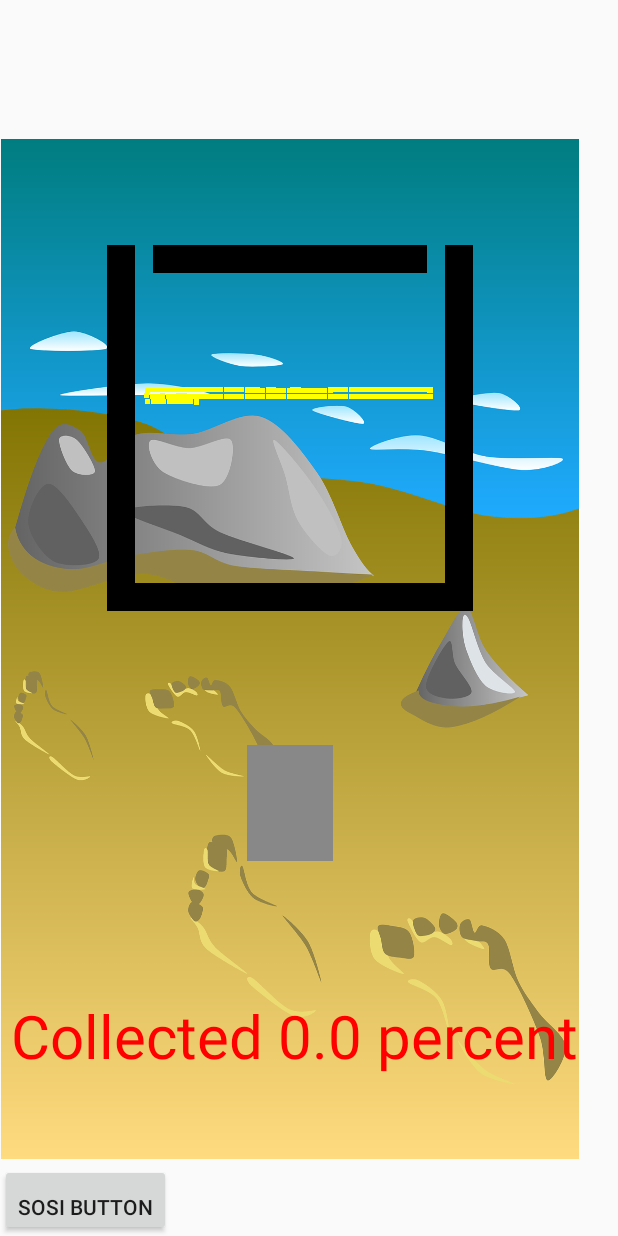
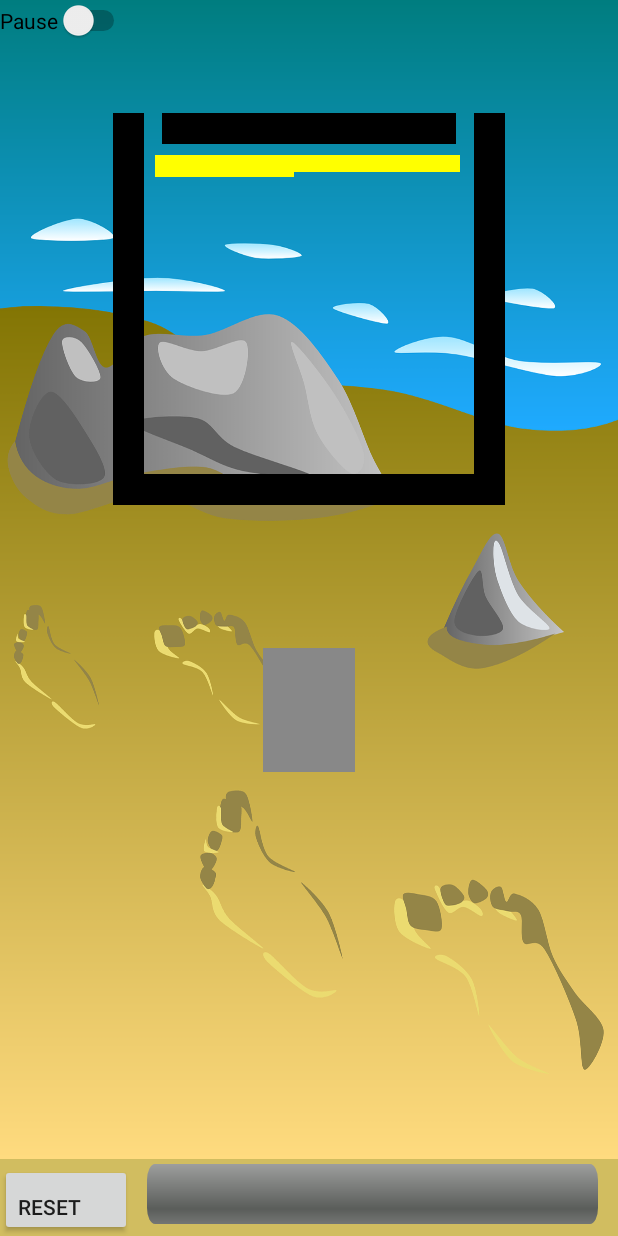
Before and after one commit to dimaaa1fed/SandBox, an Android app: the layout sample_game_view.xml on its own in the app's theme, with its tools: preview values and no code run, on a phone screen of 412 x 824 dp. Run offline under Robolectric (Android 15) with nearby library versions, the phone set to English and light mode, and no system bars.

Commit message:
all_done_nahui

```diff
--- a/app/src/main/java/com/example/sandboxapp/game/GameScene.java
+++ b/app/src/main/java/com/example/sandboxapp/game/GameScene.java
@@ -20,7 +20,6 @@ public class GameScene {
     private GeomBox               m_gameBox;
     private PhysicEngine          m_physEngine;
     private LevelDesc             m_levelDesc;
-    private ArrayList<String>     m_menuTexts;
 
     public GameScene (PhysicEngine physicEngine, LevelDesc desc) {
         m_physEngine = physicEngine;
@@ -35,7 +34,7 @@ public class GameScene {
             m_physEngine.AddPhysBox( m_walls.get(i).GetPhysBox());
         }
 
-        m_sand = SandGenerator.Generate(desc.m_leftBottomSand, desc.m_rightTopSand, 120);
+        m_sand = SandGenerator.Generate(desc.m_leftBottomSand, desc.m_rightTopSand, 190);
         for (int i = 0; i < m_sand.Size(); i++) {
             m_sand.At(i).SetRenderBox(new RenderBox(m_sand.At(i).GetPhysBox(), Color.YELLOW));
             m_physEngine.AddPhysBox( m_sand.At(i).GetPhysBox());
@@ -59,8 +58,5 @@ public class GameScene {
 
     public LevelDesc GetLevelDesc() { return m_levelDesc; }
 
-    public ArrayList<String> GetMenuText() {return m_menuTexts;}
-
-    public void SetMenuText(ArrayList<String> new_text) {m_menuTexts = new_text;}
 
 }
--- a/app/src/main/java/com/example/sandboxapp/game/LogicEngine.java
+++ b/app/src/main/java/com/example/sandboxapp/game/LogicEngine.java
@@ -1,7 +1,11 @@
 package com.example.sandboxapp.game;
 
+import android.animation.ObjectAnimator;
 import android.util.Log;
+import android.widget.ProgressBar;
 
+import com.example.sandboxapp.GameView;
+import com.example.sandboxapp.R;
 import com.example.sandboxapp.game_objects.Sand;
 import com.example.sandboxapp.game_objects.SandParticle;
 import com.example.sandboxapp.math.Vec2d;
@@ -15,6 +19,9 @@ public class LogicEngine {
     private int       m_totalSize;
     private int       m_collectedSize;
     private int       m_loosedSize;
+    private boolean   m_isInited = false;
+
+    private ProgressBar m_progressBar;
 
     public enum PlayState {
         PROCESSING,
@@ -32,6 +39,12 @@ public class LogicEngine {
         m_collectedSize = m_loosedSize = 0;
     }
 
+    public void Init(ProgressBar bar)
+    {
+        m_progressBar = bar;
+        m_progressBar.setMax(m_gameScene.GetSand().Size());
+        m_progressBar.setProgress(1);
+    }
 
     void Update (double deltaAngle, double rotAngle) {
         m_gameScene.GetBucket().RotateBy(-rotAngle);
@@ -65,10 +78,9 @@ public class LogicEngine {
              m_levelPlayState = PlayState.SUCCSED;
          }
 
-        ArrayList<String> textx = new ArrayList<String>();
-        textx.add(String.format("Collected %.1f percents", m_collectedSize / (float)m_totalSize * 100));
-        m_gameScene.SetMenuText(textx);
+        m_gameScene.GetBucket().RotateBy(rotAngle);
+        m_progressBar.setProgress(m_collectedSize);
+        //Log.d("kek", new Integer(m_collectedSize).toString());
+    }
 
-        m_gameScene.GetBucket().RotateBy(rotAngle);
-    }
 }
--- a/app/src/main/java/com/example/sandboxapp/physics/Mainfold.java
+++ b/app/src/main/java/com/example/sandboxapp/physics/Mainfold.java
@@ -114,7 +114,7 @@ public class Mainfold {
         PhysBox a = m_a;
         PhysBox b = m_b;
 
-        double percent = 0.5;
+        double percent = 0.2;
         double slop = 0.005;
         double m = Math.max(this.m_penetration - slop, 0.0) / (a.m_imass + b.m_imass);
 
--- a/app/src/main/java/com/example/sandboxapp/game/Render.java
+++ b/app/src/main/java/com/example/sandboxapp/render/Render.java
@@ -1,4 +1,4 @@
-package com.example.sandboxapp.game;
+package com.example.sandboxapp.render;
 
 import android.graphics.Bitmap;
 import android.graphics.BitmapFactory;
@@ -10,6 +10,7 @@ import android.util.Log;
 
 import com.example.sandboxapp.MainActivity;
 import com.example.sandboxapp.R;
+import com.example.sandboxapp.game.GameScene;
 import com.example.sandboxapp.game_objects.Bucket;
 import com.example.sandboxapp.game_objects.Sand;
 import com.example.sandboxapp.game_objects.StaticRect;
@@ -46,18 +47,6 @@ public class Render {
         }
 
         DrawBucket(canvas, rotAngle, scene.GetBucket());
-
-        Iterator<String> it = scene.GetMenuText().iterator();
-        while (it.hasNext())
-        {
-            String text = it.next();
-            Paint paintText = new Paint();
-            paintText.setColor(Color.RED);
-            paintText.setTextSize(60);
-
-            canvas.drawText(text, 10, canvas.getHeight() - 100, paintText);
-
-        }
     }
 
 
--- a/app/src/main/java/com/example/sandboxapp/render/RenderBox.java
+++ b/app/src/main/java/com/example/sandboxapp/render/RenderBox.java
@@ -9,25 +9,27 @@ import com.example.sandboxapp.physics.GeomBox;
 public class RenderBox {
     private GeomBox m_geom;
     private int     m_color;
+    private Paint m_yellowPaint;
+
+
 
     public RenderBox(GeomBox geom, int color)
     {
         m_geom = geom;
         m_color = color;
+
+        m_yellowPaint = new Paint();
+        m_yellowPaint.setColor(m_color);
+        m_yellowPaint.setStyle(Paint.Style.FILL);
     }
 
     public void Draw (Canvas canvas, double rotAngle) {
         Rect rect = GetRect(canvas, rotAngle);
 
-        Paint yellowPaint = new Paint();
-        yellowPaint.setColor(m_color);
-        yellowPaint.setStyle(Paint.Style.FILL);
-
-
         canvas.translate(canvas.getWidth() / 2, canvas.getWidth() / 2);
         canvas.rotate((float) rotAngle);
 
-        canvas.drawRect(rect, yellowPaint);
+        canvas.drawRect(rect, m_yellowPaint);
 
         canvas.rotate((float) -rotAngle);
         canvas.translate(-canvas.getWidth() / 2, -canvas.getWidth() / 2);
--- a/app/src/main/res/layout/sample_game_view.xml
+++ b/app/src/main/res/layout/sample_game_view.xml
@@ -1,30 +1,55 @@
 <RelativeLayout xmlns:android="http://schemas.android.com/apk/res/android"
+    xmlns:app="http://schemas.android.com/apk/res-auto"
     xmlns:app2="http://schemas.android.com/apk/res/android"
+    xmlns:ndroid="http://schemas.android.com/tools"
+    android:id="@+id/game_view"
     android:layout_width="match_parent"
     android:layout_height="match_parent"
-    android:id="@+id/game_view"
-    xmlns:ndroid="http://schemas.android.com/tools">
+    android:background="#D1BD60">
 
     <Button
         android:id="@+id/reset_button"
+        style="@style/Widget.AppCompat.Button"
         android:layout_width="wrap_content"
         android:layout_height="wrap_content"
         android:layout_alignParentBottom="true"
         android:gravity="bottom"
         android:orientation="horizontal"
-        android:text="Sosi button" />
+        android:text="@string/reset" />
 
     <com.example.sandboxapp.GameView
         android:id="@+id/game"
-        android:layout_width="385dp"
-        android:layout_height="680dp"
+        android:layout_width="match_parent"
+        android:layout_height="wrap_content"
         android:layout_above="@+id/reset_button"
+        android:layout_marginBottom="3dp"
+        android:background="#FEDA9C"
+        android:paddingBottom="40dp" />
+
+    <ProgressBar
+        app2:id="@+id/progressBar"
+        style="@android:style/Widget.ProgressBar.Horizontal"
+        android:layout_width="wrap_content"
+        android:layout_height="wrap_content"
+        android:layout_alignBottom="@+id/game"
         android:layout_alignParentEnd="true"
         android:layout_alignParentRight="true"
-        android:layout_marginEnd="26dp"
-        android:layout_marginRight="26dp"
-        android:layout_marginBottom="3dp"
-        android:background="#ccc"
-        android:paddingBottom="40dp" />
+        android:layout_marginStart="10dp"
+        android:layout_marginLeft="10dp"
+        android:layout_marginEnd="13dp"
+        android:layout_marginRight="13dp"
+        android:layout_marginBottom="-33dp"
+        android:layout_toEndOf="@+id/reset_button"
+        android:layout_toRightOf="@+id/reset_button"
+        android:maxWidth="77dip"
+        android:minWidth="70dip"
+        android:scaleY="2"
+        android:scrollbarSize="10dip" />
+
+    <Switch
+        app2:id="@+id/pause_play_switch"
+        android:layout_width="wrap_content"
+        android:layout_height="wrap_content"
+        android:text="@string/pause" />
 
 </RelativeLayout>
--- a/app/src/main/res/values-ru-rRU-ldltr/strings.xml
+++ b/app/src/main/res/values-ru-rRU-ldltr/strings.xml
@@ -10,4 +10,7 @@
     <string name="str_start">Начать</string>
     <string name="str_restart">Заново</string>
     <string name="str_score">Счет</string>
+    <string name="reset">Заново</string>
+    <string name="background_image">Задник</string>
+    <string name="pause">Пауза</string>
 </resources>
--- a/app/src/main/res/values/strings.xml
+++ b/app/src/main/res/values/strings.xml
@@ -10,4 +10,7 @@
     <string name="str_start">Start</string>
     <string name="str_restart">Restart</string>
     <string name="str_score">Score</string>
+    <string name="reset">Reset</string>
+    <string name="background_image">background_image</string>
+    <string name="pause">Pause</string>
 </resources>
```
Also changed, not shown: app/src/main/java/com/example/sandboxapp/GameView.java (+61 -39 lines), app/src/main/java/com/example/sandboxapp/MainActivity.java (+8 -0 lines), app/src/main/java/com/example/sandboxapp/game/Engine.java (+39 -3 lines), app/src/main/java/com/example/sandboxapp/physics/Intersection.java (+19 -3 lines).
